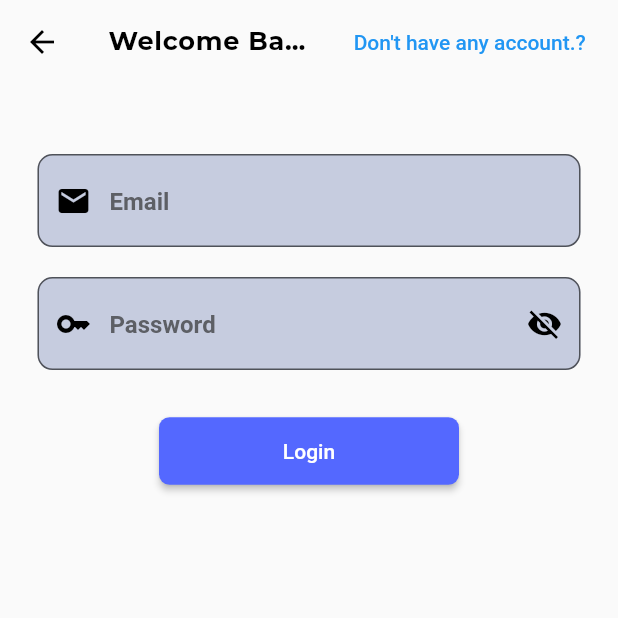
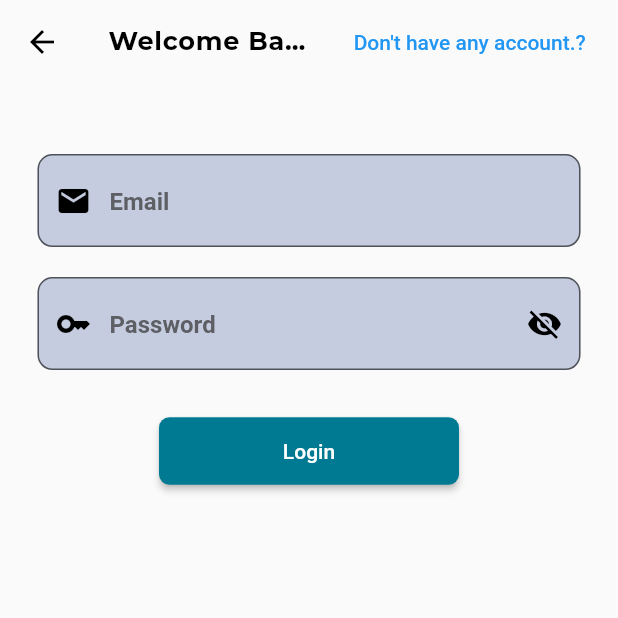
Before and after one commit to Fadilurehman/turbo_rent, a Flutter app: the DriverLogin screen opened directly, on a phone screen of 412 x 824 dp, the top half of it. Run offline on Flutter 3.47's test engine with Material 2 defaults, Android fonts, the light colour scheme and no system bars; our stand-ins replace animated_splash_screen, card_swiper, email_validator, google_fonts, image_picker, lottie and 5 more; missing offline and left inert: cloudinary; accounts and stored records are empty; network calls fail.

Commit message:
small change

```diff
--- a/lib/view/driver_login.dart
+++ b/lib/view/driver_login.dart
@@ -78,7 +78,7 @@ class DriverLogin extends StatelessWidget {
                         child: const Text("LOADING..."),
                       )
                     : CommonButton(
-                        color: blueButton,
+                        color: maincolor,
                         child: const Text(
                           "Login",
                         ),
```
